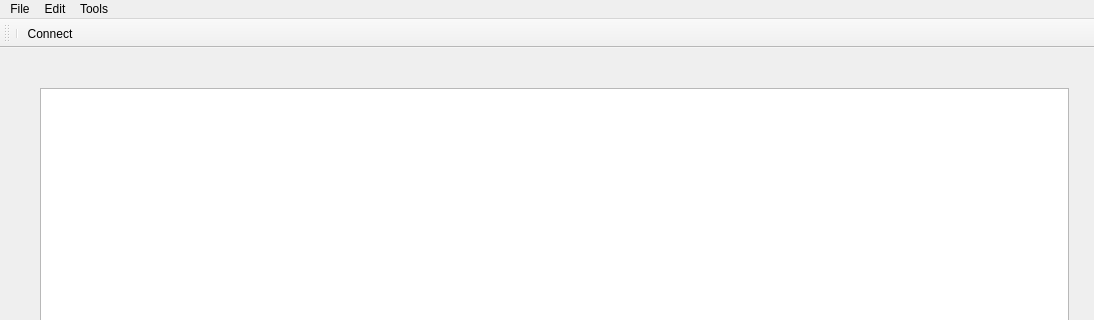
Old version of the form Client/clientwindow.ui in the repository mar1asm/Collaborative-Notepad-v2; both pictures show x 0 to 1094 and y 0 to 320 of the 1094 by 627 pixel window.
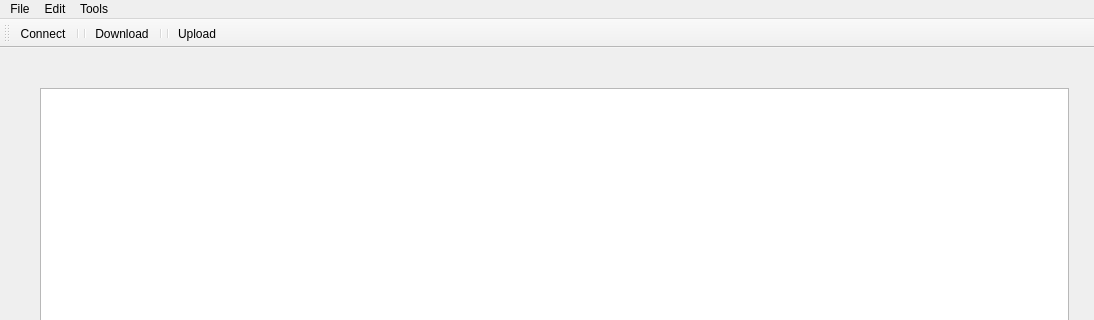
New version of the form. Icons and pictures are not drawn.

Patch:
```diff
--- a/Client/clientwindow.ui
+++ b/Client/clientwindow.ui
@@ -88,8 +88,13 @@
    <attribute name="toolBarBreak">
     <bool>false</bool>
    </attribute>
-   <addaction name="separator"/>
    <addaction name="actionToggleConnection"/>
+   <addaction name="separator"/>
+   <addaction name="separator"/>
+   <addaction name="actionDownload"/>
+   <addaction name="separator"/>
+   <addaction name="separator"/>
+   <addaction name="actionUpload"/>
   </widget>
   <action name="actionNew">
    <property name="text">
@@ -195,6 +200,15 @@
     <string>connect to server</string>
    </property>
   </action>
+  <action name="actionUpload">
+   <property name="icon">
+    <iconset resource="resources.qrc">
+     <normaloff>:/icons/upload.png</normaloff>:/icons/upload.png</iconset>
+   </property>
+   <property name="text">
+    <string>Upload</string>
+   </property>
+  </action>
  </widget>
  <layoutdefault spacing="6" margin="11"/>
  <resources>
```
Left out of the diff: 6 changed lines with no effect on the pictures.
